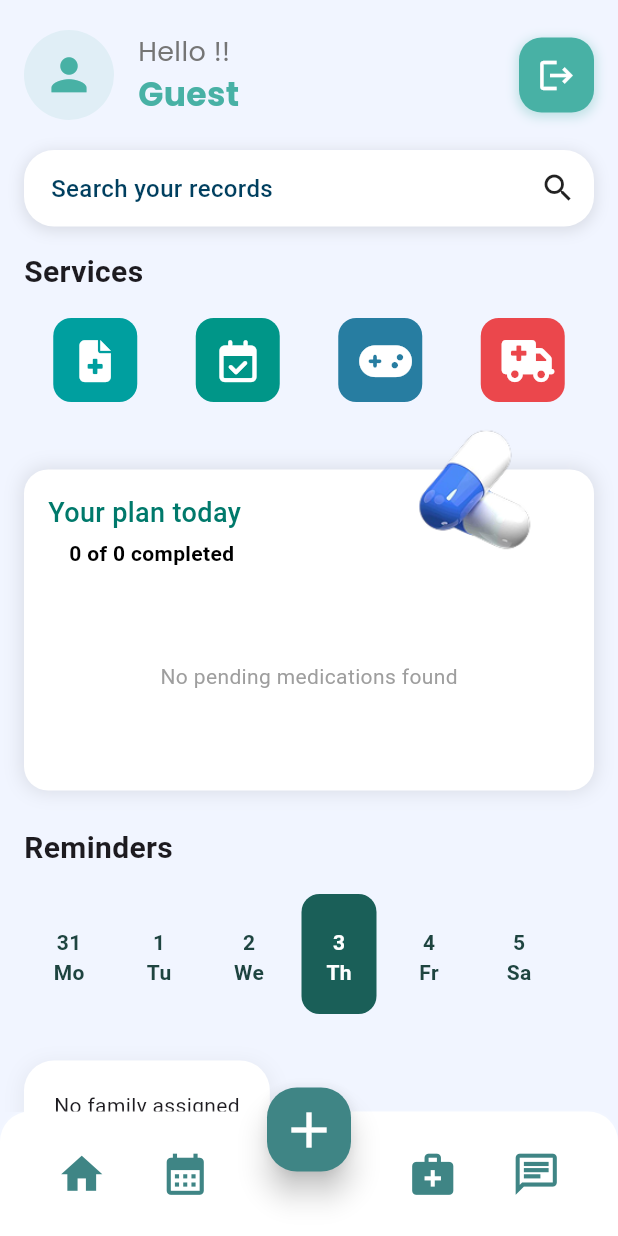
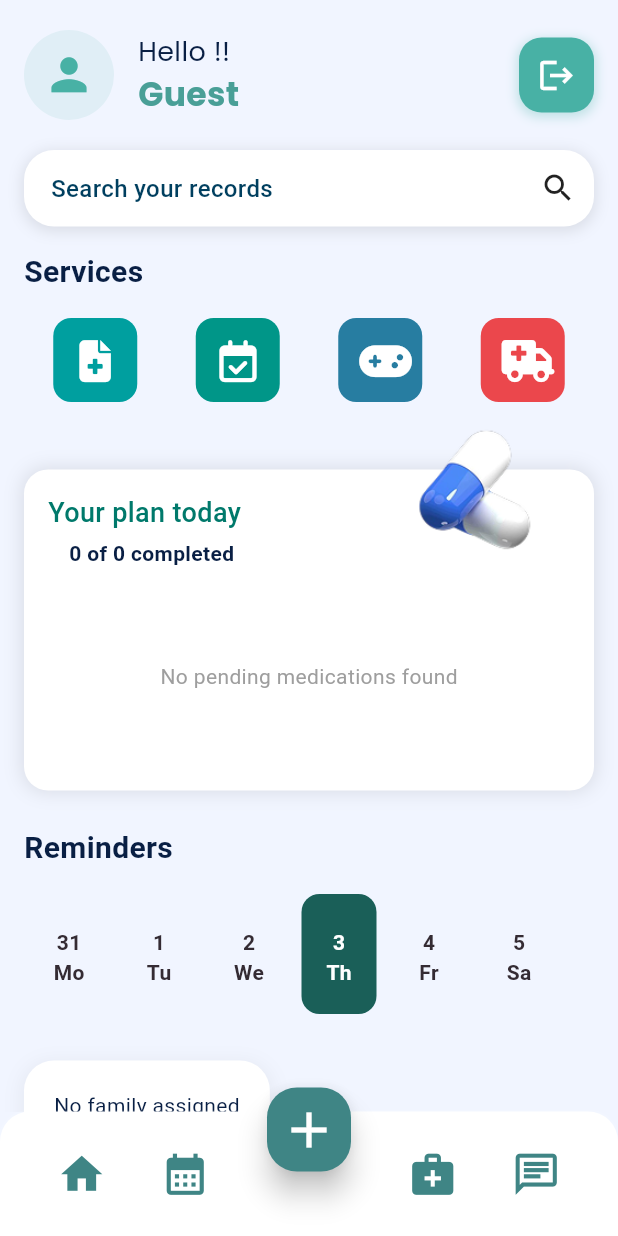
Before and after one commit to lscblack/Famcare, a Flutter app: the DashboardScreen screen opened by its route, on a phone screen of 412 x 824 dp. Run offline on Flutter 3.47's test engine with Material 3 defaults, Android fonts, the phone set to English and light mode, and no system bars; our stand-ins replace cloud_firestore, equatable, firebase_auth, firebase_core, flutter_bloc, flutter_local_notifications and 6 more; missing offline and left inert: flutter_animated_splash; accounts and stored records are empty.

Commit message:
feat: added dark mode

```diff
--- a/client/lib/Splash/SplashScreen1.dart
+++ b/client/lib/Splash/SplashScreen1.dart
@@ -23,13 +23,11 @@ class Splashscreen1 extends StatelessWidget {
         Widget nextScreen;
 
         if (state is AppInitial || state is AppLoading) {
-          print("hell");
           return const Center(child: CircularProgressIndicator());
 
         }
         else if (state is AppAuthenticated) {
           nextScreen = const DashboardScreen();
-          print("hell");
         }
         else {
           nextScreen = const Splashscreen2();
--- a/client/lib/Widgets/bottom_nav_bar.dart
+++ b/client/lib/Widgets/bottom_nav_bar.dart
@@ -44,7 +44,7 @@ class _BottomNavBarState extends State<BottomNavBar> {
         Container(
           padding: const EdgeInsets.symmetric(horizontal: 20, vertical: 25),
           decoration: BoxDecoration(
-            color: Colors.white,
+            color: Theme.of(context).colorScheme.surface,
             borderRadius: const BorderRadius.only(
               topLeft: Radius.circular(20),
               topRight: Radius.circular(20),
--- a/client/lib/Widgets/calendar_strip.dart
+++ b/client/lib/Widgets/calendar_strip.dart
@@ -8,7 +8,6 @@ class CalendarStrip extends StatelessWidget {
   }
 
   @override
-
   Widget build(BuildContext context) {
     final DateTime today = DateTime.now();
     final DateTime todayDate = DateTime(today.year, today.month, today.day);
@@ -21,8 +20,7 @@ class CalendarStrip extends StatelessWidget {
         scrollDirection: Axis.horizontal,
         itemCount: 7,
         itemBuilder: (context, index) {
-          final DateTime currentDate =
-              startOfWeek.add(Duration(days: index));
+          final DateTime currentDate = startOfWeek.add(Duration(days: index));
           final bool isSelected = _isSameDate(currentDate, todayDate);
 
           return Container(
@@ -43,7 +41,7 @@ class CalendarStrip extends StatelessWidget {
                   style: TextStyle(
                     color: isSelected
                         ? Colors.white
-                        : const Color.fromARGB(255, 30, 68, 64),
+                        : Theme.of(context).textTheme.titleSmall!.color,
                     fontWeight: FontWeight.bold,
                   ),
                 ),
@@ -52,7 +50,7 @@ class CalendarStrip extends StatelessWidget {
                   style: TextStyle(
                     color: isSelected
                         ? Colors.white
-                        : const Color.fromARGB(255, 30, 68, 64),
+                        : Theme.of(context).textTheme.titleSmall!.color,
                     fontWeight: FontWeight.bold,
                   ),
                 ),
--- a/client/lib/Widgets/dashboard_header.dart
+++ b/client/lib/Widgets/dashboard_header.dart
@@ -92,16 +92,16 @@ class DashboardHeader extends StatelessWidget {
                     style: TextStyle(
                       fontSize: 18,
                       fontWeight: FontWeight.w400,
-                      color: Colors.grey[600],
+                      color: Theme.of(context).textTheme.bodyLarge!.color,
                       fontFamily: 'Poppins',
                     ),
                   ),
                   Text(
                     userName,
-                    style: const TextStyle(
+                    style: TextStyle(
                       fontSize: 22,
                       fontWeight: FontWeight.bold,
-                      color: Color(0xFF48B1A5),
+                      color: Theme.of(context).colorScheme.primary,
                       fontFamily: 'Poppins',
                     ),
                     overflow: TextOverflow.ellipsis,
@@ -111,7 +111,7 @@ class DashboardHeader extends StatelessWidget {
                       userEmail!,
                       style: TextStyle(
                         fontSize: 14,
-                        color: Colors.grey[500],
+                        color: Theme.of(context).textTheme.bodyLarge!.color,
                         fontFamily: 'Poppins',
                       ),
                       overflow: TextOverflow.ellipsis,
@@ -127,20 +127,20 @@ class DashboardHeader extends StatelessWidget {
                 width: 50,
                 height: 50,
                 decoration: BoxDecoration(
-                  color: const Color(0xFF48B1A5),
+                  color: Theme.of(context).colorScheme.tertiary,
                   borderRadius: BorderRadius.circular(15),
                   boxShadow: [
                     BoxShadow(
-                      color: const Color(0xFF48B1A5).withOpacity(0.3),
+                      color: Theme.of(context).colorScheme.tertiary.withOpacity(0.3),
                       spreadRadius: 1,
                       blurRadius: 6,
                       offset: const Offset(0, 2),
                     ),
                   ],
                 ),
-                child: const Icon(
+                child: Icon(
                   Icons.logout,
-                  color: Colors.white,
+                  color: Theme.of(context).colorScheme.surface,
                   size: 26,
                 ),
               ),
--- a/client/lib/Widgets/plan_section.dart
+++ b/client/lib/Widgets/plan_section.dart
@@ -114,7 +114,7 @@ class _PlanSectionState extends State<PlanSection> {
           padding: const EdgeInsets.all(16),
           margin: const EdgeInsets.only(top: 16),
           decoration: BoxDecoration(
-            color: Colors.white,
+            color: Theme.of(context).colorScheme.surface,
             borderRadius: BorderRadius.circular(16),
             boxShadow: [
               BoxShadow(
@@ -140,8 +140,8 @@ class _PlanSectionState extends State<PlanSection> {
                 padding: const EdgeInsets.only(left: 14.0),
                 child: Text(
                   '$_completedCount of $_totalCount completed',
-                  style: const TextStyle(
-                    color: Colors.black,
+                  style: TextStyle(
+                    color: Theme.of(context).textTheme.titleLarge!.color,
                     fontWeight: FontWeight.w600,
                     fontSize: 14,
                   ),
--- a/client/lib/Widgets/task_reminder.dart
+++ b/client/lib/Widgets/task_reminder.dart
@@ -19,7 +19,7 @@ class TaskReminder extends StatelessWidget {
       return Container(
         padding: const EdgeInsets.all(20),
         margin: const EdgeInsets.only(top: 15),
-        decoration: _containerDecoration(),
+        decoration: _containerDecoration(context),
         child: const Text('Please login to view tasks'),
       );
     }
@@ -34,7 +34,7 @@ class TaskReminder extends StatelessWidget {
           return Container(
             padding: const EdgeInsets.all(20),
             margin: const EdgeInsets.only(top: 15),
-            decoration: _containerDecoration(),
+            decoration: _containerDecoration(context),
             child: const Center(child: CircularProgressIndicator()),
           );
         }
@@ -44,7 +44,7 @@ class TaskReminder extends StatelessWidget {
           return Container(
             padding: const EdgeInsets.all(20),
             margin: const EdgeInsets.only(top: 15),
-            decoration: _containerDecoration(),
+            decoration: _containerDecoration(context),
             child: const Text('No family assigned'),
           );
         }
@@ -62,7 +62,7 @@ class TaskReminder extends StatelessWidget {
               return Container(
                 padding: const EdgeInsets.all(20),
                 margin: const EdgeInsets.only(top: 15),
-                decoration: _containerDecoration(),
+                decoration: _containerDecoration(context),
                 child: const Center(child: CircularProgressIndicator()),
               );
             }
@@ -72,7 +72,7 @@ class TaskReminder extends StatelessWidget {
             return Container(
               padding: const EdgeInsets.all(20),
               margin: const EdgeInsets.only(top: 15),
-              decoration: _containerDecoration(),
+              decoration: _containerDecoration(context),
               child: Column(
                 crossAxisAlignment: CrossAxisAlignment.start,
                 children: [
@@ -84,12 +84,12 @@ class TaskReminder extends StatelessWidget {
                         style: GoogleFonts.poppins(
                           fontSize: 22,
                           fontWeight: FontWeight.w600,
-                          color: const Color(0xFF003F5F),
+                          color: Theme.of(context).textTheme.titleSmall!.color,
                         ),
                       ),
                       Chip(
                         label: Text('${tasks.length} tasks'),
-                        backgroundColor: const Color(0xFFE3F9F9),
+                        backgroundColor: Theme.of(context).colorScheme.secondary,
                       ),
                     ],
                   ),
@@ -109,8 +109,8 @@ class TaskReminder extends StatelessWidget {
     );
   }
 
-  BoxDecoration _containerDecoration() => BoxDecoration(
-    color: Colors.white,
+  BoxDecoration _containerDecoration(context) => BoxDecoration(
+    color: Theme.of(context).colorScheme.surface,
     borderRadius: BorderRadius.circular(20),
     boxShadow: [
       BoxShadow(
--- /dev/null
+++ b/client/lib/providers/theme_cubit.dart
@@ -0,0 +1,19 @@
+import 'package:client/services/theme_service.dart';
+import 'package:flutter_bloc/flutter_bloc.dart';
+
+class ThemeCubit extends Cubit<bool> {
+  final ThemeService _themeService;
+
+  ThemeCubit(this._themeService) : super(false) {
+    _loadTheme();
+  }
+
+  Future<void> _loadTheme() async {
+    emit(await _themeService.isDarkMode);
+  }
+
+  Future<void> toggleTheme(bool isDark) async {
+    await _themeService.setDarkMode(isDark);
+    emit(isDark);
+  }
+}
--- a/client/lib/screens/dashboard_screen.dart
+++ b/client/lib/screens/dashboard_screen.dart
@@ -24,7 +24,7 @@ class _DashboardScreenState extends State<DashboardScreen> {
   @override
   Widget build(BuildContext context) {
     return Scaffold(
-      backgroundColor: const Color(0xFFF1F5FF),
+      backgroundColor: Theme.of(context).colorScheme.background,
       body: SafeArea(
         child: SingleChildScrollView(
           // Wrap the entire Column in SingleChildScrollView
--- /dev/null
+++ b/client/lib/services/theme_service.dart
@@ -0,0 +1,15 @@
+import 'package:shared_preferences/shared_preferences.dart';
+
+class ThemeService {
+  static const String _key = 'isDarkMode';
+
+  Future<bool> get isDarkMode async {
+    final prefs = await SharedPreferences.getInstance();
+    return prefs.getBool(_key) ?? false;
+  }
+
+  Future<void> setDarkMode(bool isDark) async {
+    final prefs = await SharedPreferences.getInstance();
+    await prefs.setBool(_key, isDark);
+  }
+}
--- /dev/null
+++ b/client/lib/themes/theme.dart
@@ -0,0 +1,69 @@
+// Light Theme Colors
+import 'package:flutter/material.dart';
+
+const primaryGreen = Color(0xFF499F97);
+const primaryBlue = Color(0xFF2260FF);
+const primaryBg = Color(0xFFF1F5FF);
+const secondaryGreen = Color(0xFF215D57);
+const tertiaryGreen = Color(0xFF48B1A5);
+const lightCardColor = Colors.white;
+const lightTextColor = Color(0xFF091F44);
+const lightSecondaryTextColor = Color(0xFF342B33);
+
+// Dark Theme Colors
+const darkPrimaryGreen = Color(0xFF499F97); // Keep brand colors consistent
+const darkPrimaryBlue = Color(0xFF5B8CFF); // Lighter blue for dark theme
+const darkPrimaryBg = Color(0xFF121212);
+const darkSecondaryGreen = Color(0xFF67B0A9);
+const darkCardColor = Color(0xFF1E1E1E);
+const darkTextColor = Colors.white;
+const darkSecondaryTextColor = Color(0xFFB0B0B0);
+
+class AppThemes {
+  static ThemeData get lightTheme => ThemeData.light().copyWith(
+        colorScheme: const ColorScheme.light(
+          primary: primaryGreen,
+          secondary: primaryBlue,
+          background: primaryBg,
+          surface: lightCardColor,
+          tertiary: tertiaryGreen,
+        ),
+        cardColor: lightCardColor,
+        scaffoldBackgroundColor: primaryBg,
+        textTheme: const TextTheme(
+          bodyLarge: TextStyle(color: lightTextColor),
+          bodyMedium: TextStyle(color: lightTextColor),
+          titleMedium: TextStyle(color: lightTextColor),
+          titleSmall: TextStyle(color: lightSecondaryTextColor),
+        ),
+        appBarTheme: const AppBarTheme(
+          backgroundColor: Colors.white,
+          foregroundColor: lightTextColor,
+          elevation: 0,
+        ),
+        // Add other theme overrides as needed
+      );
+
+  static ThemeData get darkTheme => ThemeData.dark().copyWith(
+        colorScheme: const ColorScheme.dark(
+          primary: darkPrimaryGreen,
+          secondary: darkPrimaryBlue,
+          background: darkPrimaryBg,
+          surface: darkCardColor,
+          tertiary: Colors.grey,
+        ),
+        cardColor: darkCardColor,
+        scaffoldBackgroundColor: darkPrimaryBg,
+        textTheme: const TextTheme(
+          bodyLarge: TextStyle(color: darkTextColor),
+          bodyMedium: TextStyle(color: darkTextColor),
+          titleMedium: TextStyle(color: darkTextColor),
+          titleSmall: TextStyle(color: darkSecondaryTextColor),
+        ),
+        appBarTheme: const AppBarTheme(
+          backgroundColor: darkCardColor,
+          elevation: 0,
+        ),
+        // Add other theme overrides as needed
+      );
+}
--- a/client/lib/utils/constants.dart
+++ b/client/lib/utils/constants.dart
@@ -1,3 +1,4 @@
+import 'package:flutter/material.dart';
 import 'package:flutter/widgets.dart';
 
 class AppColors {
@@ -5,6 +6,8 @@ class AppColors {
   static const Color greyLight = Color(0xFFEEEEEE);
   static const Color greyDark = Color(0xFF666666);
 }
+
+
 
 class FirestorePaths {
   static const String users = 'users';
```
Also changed, not shown: client/lib/Widgets/profile_card.dart (+4 -4 lines), client/lib/main.dart (+13 -0 lines), client/lib/screens/profile_page.dart (+57 -39 lines).
